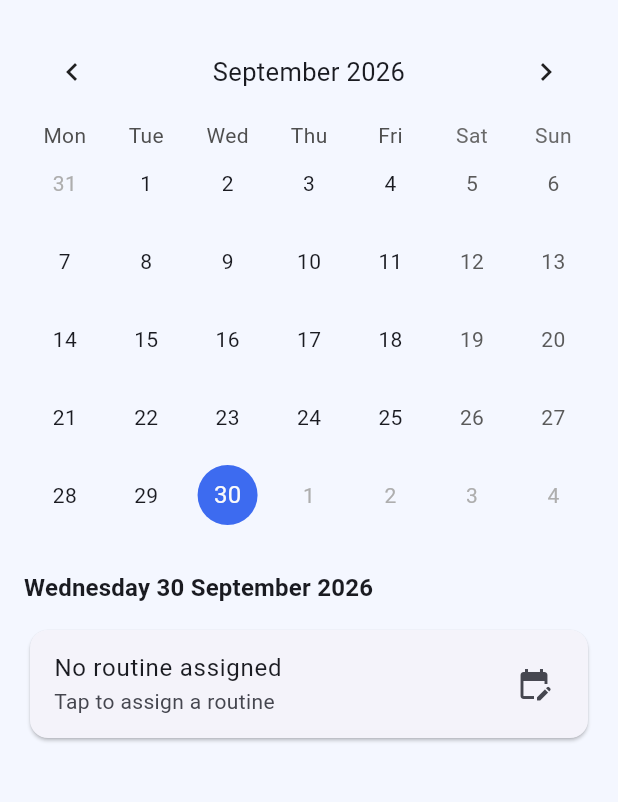
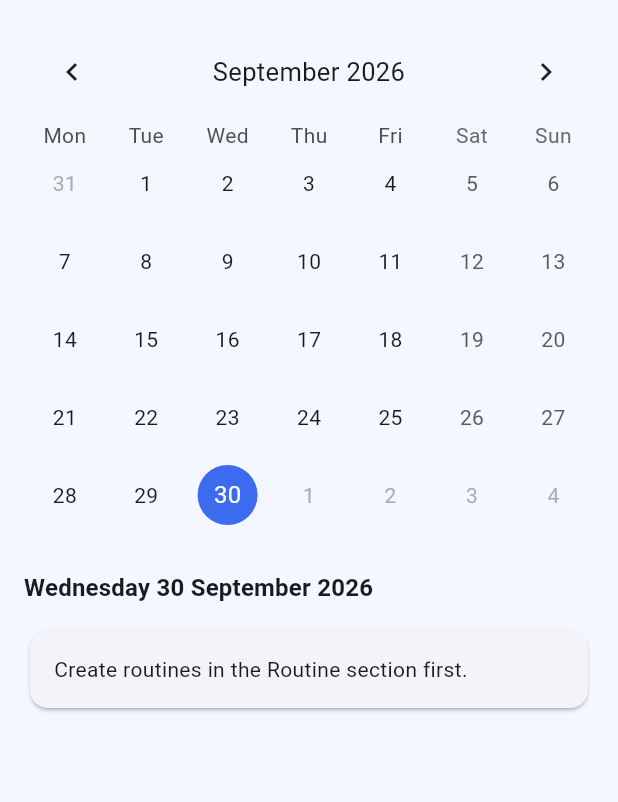
Before and after one commit to DarcherDev/life-fit, a Flutter app: the PlannerScreen screen opened directly, on a phone screen of 412 x 824 dp, the part 84-886 px from its top. Run offline on Flutter 3.47's test engine with Material 2 defaults, Android fonts, the phone set to English and light mode, and no system bars; drawn by our look-alikes of table_calendar; our stand-ins replace confetti, package_info_plus, shared_preferences; accounts and stored records are empty.

Commit message:
feat(planificador): asignar rutina en línea y editar solo desde botón
Co-authored-by: Cursor <cursoragent@cursor.com>

```diff
--- a/lib/l10n/app_en.arb
+++ b/lib/l10n/app_en.arb
@@ -93,10 +93,8 @@
   "createRoutinesFirst": "Create routines in the Routine section first.",
   "routineRemovedFromDay": "Routine removed from this day",
   "routineAssignedSuccess": "Routine assigned successfully",
-  "noRoutineAssigned": "No routine assigned",
-  "tapToAssignRoutine": "Tap to assign a routine",
-  "plannerItemsTapToChange": "{count} items · Tap to change",
-  "plannerDescriptionTapToChange": "{description} · Tap to change",
+  "pickRoutineForDay": "Pick a routine for this day",
+  "plannerItemsCount": "{count} items",
   "assignRoutineForDate": "Assign routine for {date}",
   "changeRoutineForDate": "Change routine for {date}",
   "changeRoutine": "Change routine",
--- a/lib/l10n/app_localizations.dart
+++ b/lib/l10n/app_localizations.dart
@@ -579,29 +579,17 @@ abstract class AppLocalizations {
   /// **'Rutina asignada correctamente'**
   String get routineAssignedSuccess;
 
-  /// No description provided for @noRoutineAssigned.
+  /// No description provided for @pickRoutineForDay.
   ///
   /// In es, this message translates to:
-  /// **'Sin rutina asignada'**
-  String get noRoutineAssigned;
+  /// **'Elige una rutina para este día'**
+  String get pickRoutineForDay;
 
-  /// No description provided for @tapToAssignRoutine.
+  /// No description provided for @plannerItemsCount.
   ///
   /// In es, this message translates to:
-  /// **'Toca para asignar una rutina'**
-  String get tapToAssignRoutine;
-
-  /// No description provided for @plannerItemsTapToChange.
-  ///
-  /// In es, this message translates to:
-  /// **'{count} items · Toca para cambiar'**
-  String plannerItemsTapToChange(int count);
-
-  /// No description provided for @plannerDescriptionTapToChange.
-  ///
-  /// In es, this message translates to:
-  /// **'{description} · Toca para cambiar'**
-  String plannerDescriptionTapToChange(String description);
+  /// **'{count} items'**
+  String plannerItemsCount(int count);
 
   /// No description provided for @assignRoutineForDate.
   ///
--- a/lib/l10n/app_localizations_en.dart
+++ b/lib/l10n/app_localizations_en.dart
@@ -252,19 +252,11 @@ class AppLocalizationsEn extends AppLocalizations {
   String get routineAssignedSuccess => 'Routine assigned successfully';
 
   @override
-  String get noRoutineAssigned => 'No routine assigned';
+  String get pickRoutineForDay => 'Pick a routine for this day';
 
   @override
-  String get tapToAssignRoutine => 'Tap to assign a routine';
-
-  @override
-  String plannerItemsTapToChange(int count) {
-    return '$count items · Tap to change';
-  }
-
-  @override
-  String plannerDescriptionTapToChange(String description) {
-    return '$description · Tap to change';
+  String plannerItemsCount(int count) {
+    return '$count items';
   }
 
   @override
--- a/lib/modules/planificador/screens/planner_screen.dart
+++ b/lib/modules/planificador/screens/planner_screen.dart
@@ -8,6 +8,7 @@ import 'package:life_fit/shared/models/routine_card.dart';
 import 'package:life_fit/shared/utils/date_utils.dart';
 import 'package:life_fit/shared/utils/locale_format.dart';
 import 'package:life_fit/shared/widgets/routine_assign_sheet.dart';
+import 'package:life_fit/shared/widgets/routine_picker_list.dart';
 
 class PlannerScreen extends StatefulWidget {
   const PlannerScreen({super.key});
@@ -51,36 +52,10 @@ class _PlannerScreenState extends State<PlannerScreen> {
     return _repos.routines.getRoutineById(routineId);
   }
 
-  Future<void> _showAssignSheet(DateTime day) async {
+  /// Guarda la asignación del día; [routineId] null quita la rutina.
+  Future<void> _assignRoutine(DateTime day, String? routineId) async {
     final l10n = AppLocalizations.of(context);
-    final routines = _repos.routines.getRoutineCards();
-    if (routines.isEmpty) {
-      if (!mounted) {
-        return;
-      }
-      ScaffoldMessenger.of(context).showSnackBar(
-        SnackBar(content: Text(l10n.createRoutinesFirst)),
-      );
-      return;
-    }
-
-    final dateKey = DateKeys.fromDate(day);
-    final currentRoutineId = _routineIdForDay(day);
-
-    final selectedId = await RoutineAssignSheet.show(
-      context,
-      date: day,
-      routines: routines,
-      currentRoutineId: currentRoutineId,
-      allowRemove: true,
-    );
-
-    if (selectedId == null) {
-      return;
-    }
-
-    final routineId = selectedId.isEmpty ? null : selectedId;
-    await _repos.assignments.saveAssignment(dateKey, routineId);
+    await _repos.assignments.saveAssignment(DateKeys.fromDate(day), routineId);
     _loadAssignments();
 
     if (!mounted) {
@@ -92,6 +67,80 @@ class _PlannerScreenState extends State<PlannerScreen> {
         : l10n.routineAssignedSuccess;
     ScaffoldMessenger.of(context).showSnackBar(
       SnackBar(content: Text(message)),
+    );
+  }
+
+  Future<void> _showAssignSheet(DateTime day) async {
+    final selectedId = await RoutineAssignSheet.show(
+      context,
+      date: day,
+      routines: _repos.routines.getRoutineCards(),
+      currentRoutineId: _routineIdForDay(day),
+      allowRemove: true,
+    );
+
+    if (selectedId == null || !mounted) {
+      return;
+    }
+
+    await _assignRoutine(day, selectedId.isEmpty ? null : selectedId);
+  }
+
+  Widget _buildAssignedRoutineCard(
+    AppLocalizations l10n,
+    DateTime day,
+    RoutineCard routine,
+  ) {
+    return Card(
+      child: ListTile(
+        title: Text(routine.title),
+        subtitle: Text(
+          routine.description.isEmpty
+              ? l10n.plannerItemsCount(routine.exerciseSlots.length)
+              : routine.description,
+        ),
+        trailing: IconButton(
+          icon: const Icon(Icons.edit_calendar),
+          tooltip: l10n.changeRoutine,
+          onPressed: () => _showAssignSheet(day),
+        ),
+      ),
+    );
+  }
+
+  Widget _buildInlineRoutinePicker(AppLocalizations l10n, DateTime day) {
+    final routines = _repos.routines.getRoutineCards();
+    if (routines.isEmpty) {
+      return Card(
+        child: Padding(
+          padding: const EdgeInsets.all(16),
+          child: Text(l10n.createRoutinesFirst),
+        ),
+      );
+    }
+
+    return Card(
+      child: Padding(
+        padding: const EdgeInsets.only(top: 12, bottom: 4),
+        child: Column(
+          crossAxisAlignment: CrossAxisAlignment.stretch,
+          children: [
+            Padding(
+              padding: const EdgeInsets.fromLTRB(16, 0, 16, 8),
+              child: Text(
+                l10n.pickRoutineForDay,
+                style: Theme.of(context).textTheme.titleSmall,
+              ),
+            ),
+            RoutinePickerList(
+              key: ValueKey<String>('inline-picker-${DateKeys.fromDate(day)}'),
+              routines: routines,
+              shrinkWrap: true,
+              onSelected: (routineId) => _assignRoutine(day, routineId),
+            ),
+          ],
+        ),
+      ),
     );
   }
 
@@ -124,7 +173,6 @@ class _PlannerScreenState extends State<PlannerScreen> {
                 _selectedDay = selectedDay;
                 _focusedDay = focusedDay;
               });
-              _showAssignSheet(selectedDay);
             },
             onPageChanged: (focusedDay) {
               _focusedDay = focusedDay;
@@ -157,26 +205,10 @@ class _PlannerScreenState extends State<PlannerScreen> {
                   ),
             ),
             const SizedBox(height: 12),
-            Card(
-              child: ListTile(
-                title: Text(
-                  selectedRoutine?.title ?? l10n.noRoutineAssigned,
-                ),
-                subtitle: Text(
-                  selectedRoutine == null
-                      ? l10n.tapToAssignRoutine
-                      : selectedRoutine.description.isEmpty
-                          ? l10n.plannerItemsTapToChange(
-                              selectedRoutine.exerciseSlots.length,
-                            )
-                          : l10n.plannerDescriptionTapToChange(
-                              selectedRoutine.description,
-                            ),
-                ),
-                trailing: const Icon(Icons.edit_calendar),
-                onTap: () => _showAssignSheet(_selectedDay!),
-              ),
-            ),
+            if (selectedRoutine != null)
+              _buildAssignedRoutineCard(l10n, _selectedDay!, selectedRoutine)
+            else
+              _buildInlineRoutinePicker(l10n, _selectedDay!),
           ],
         ],
       ),
--- a/pubspec.yaml
+++ b/pubspec.yaml
@@ -16,7 +16,7 @@ publish_to: 'none' # Remove this line if you wish to publish to pub.dev
 # https://developer.apple.com/library/archive/documentation/General/Reference/InfoPlistKeyReference/Articles/CoreFoundationKeys.html
 # In Windows, build-name is used as the major, minor, and patch parts
 # of the product and file versions while build-number is used as the build suffix.
-version: 3.7.0+25
+version: 3.8.0+26
 
 environment:
   sdk: '>=2.19.4 <3.0.0'
```
Also changed, not shown: lib/l10n/app_es.arb (+3 -10 lines), lib/l10n/app_localizations_es.dart (+3 -11 lines), lib/shared/widgets/routine_assign_sheet.dart (+9 -95 lines), lib/shared/widgets/routine_picker_list.dart (added, +129 -0 lines), 2 other files.
